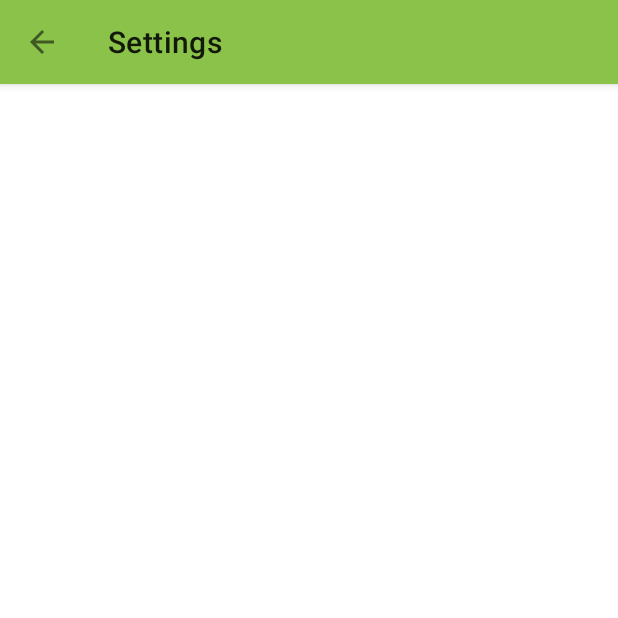
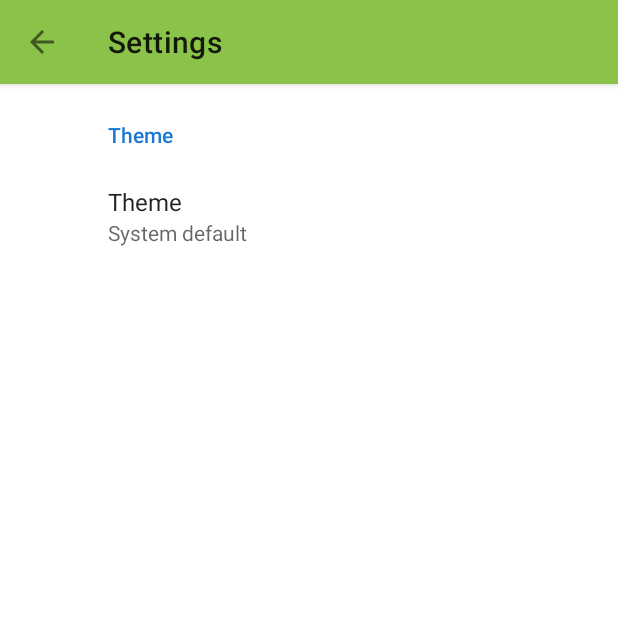
Before and after one commit to jomartigcal/tigcal-apps-android-app, an Android app: the SettingsActivity screen opened directly, with no data from a screen before it, on a phone screen of 412 x 824 dp, the top half of it. Run offline under Robolectric (Android 15) with nearby library versions, the light colour scheme and no system bars; our stand-ins replace androidx.preference.

Commit message:
Adding Settings Preference for changing app theme

```diff
--- /dev/null
+++ b/app/src/main/res/values-v21/arrays.xml
@@ -0,0 +1,13 @@
+<resources xmlns:tools="http://schemas.android.com/tools">
+    <string-array name="theme_entries" tools:ignore="InconsistentArrays">
+        <item>Light</item>
+        <item>Dark</item>
+        <item>Set by Battery Saver</item>
+    </string-array>
+
+    <string-array name="theme_values" tools:ignore="InconsistentArrays">
+        <item>light</item>
+        <item>dark</item>
+        <item>default</item>
+    </string-array>
+</resources>
--- /dev/null
+++ b/app/src/main/res/values-v28/arrays.xml
@@ -0,0 +1,13 @@
+<resources xmlns:tools="http://schemas.android.com/tools">
+    <string-array name="theme_entries" tools:ignore="InconsistentArrays">
+        <item>Light</item>
+        <item>Dark</item>
+        <item>System default</item>
+    </string-array>
+
+    <string-array name="theme_values" tools:ignore="InconsistentArrays">
+        <item>light</item>
+        <item>dark</item>
+        <item>default</item>
+    </string-array>
+</resources>
--- /dev/null
+++ b/app/src/main/res/values/arrays.xml
@@ -0,0 +1,11 @@
+<resources xmlns:tools="http://schemas.android.com/tools">
+    <string-array name="theme_entries" tools:ignore="InconsistentArrays">
+        <item>Light</item>
+        <item>Dark</item>
+    </string-array>
+
+    <string-array name="theme_values" tools:ignore="InconsistentArrays">
+        <item>light</item>
+        <item>dark</item>
+    </string-array>
+</resources>
--- a/app/src/main/res/values/colors.xml
+++ b/app/src/main/res/values/colors.xml
@@ -3,7 +3,7 @@
     <color name="colorPrimary">#8BC34A</color>
     <color name="colorPrimaryDark">#5A9216</color>
     <color name="colorPrimaryLight">#BEF67a</color>
-    <color name="colorAccent">#448AFF</color>
+    <color name="colorAccent">#1976D2</color>
 
     <color name="colorPrimaryText">#212121</color>
     <color name="colorLauncherBackground">#8BC34A</color>
--- a/app/src/main/res/values/strings.xml
+++ b/app/src/main/res/values/strings.xml
@@ -22,4 +22,6 @@
     <string name="send_feedback_subject">Feedback: %s Android App</string>
 
     <string name="settings_header">Settings</string>
+    <string name="settings_theme">Theme</string>
+    <string name="settings_theme_choose">Choose theme</string>
 </resources>
--- a/app/src/main/res/xml/preferences.xml
+++ b/app/src/main/res/xml/preferences.xml
@@ -1,5 +1,15 @@
 <?xml version="1.0" encoding="utf-8"?>
 <PreferenceScreen xmlns:app="http://schemas.android.com/apk/res-auto">
 
+    <PreferenceCategory app:title="@string/settings_theme">
+        <ListPreference
+            app:defaultValue="default"
+            app:dialogTitle="@string/settings_theme_choose"
+            app:entries="@array/theme_entries"
+            app:entryValues="@array/theme_values"
+            app:key="theme_preference"
+            app:title="@string/settings_theme"
+            app:useSimpleSummaryProvider="true" />
+    </PreferenceCategory>
 
 </PreferenceScreen>
```
